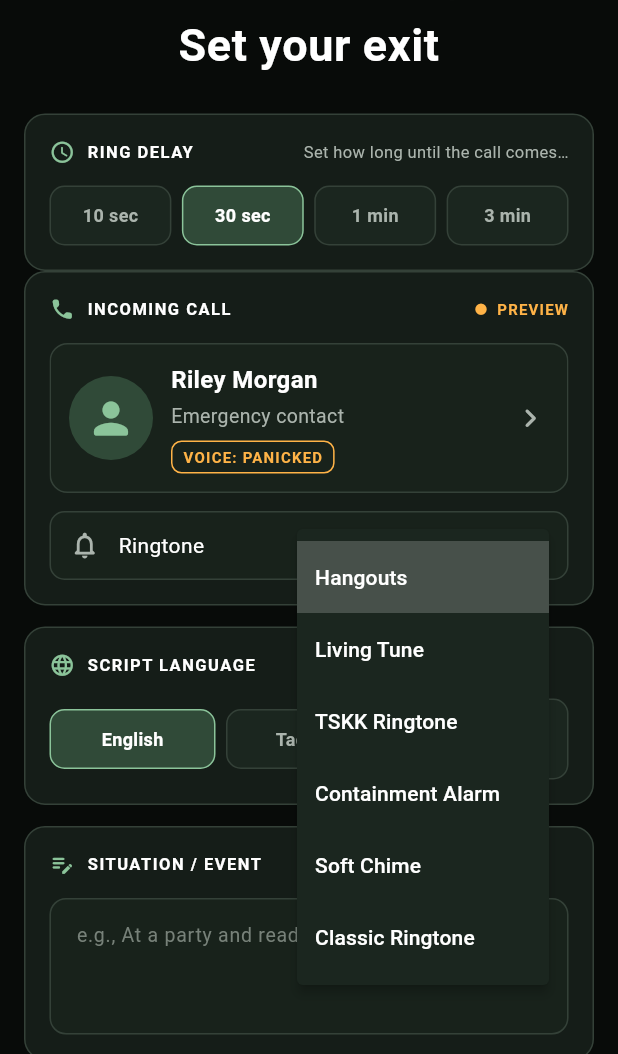
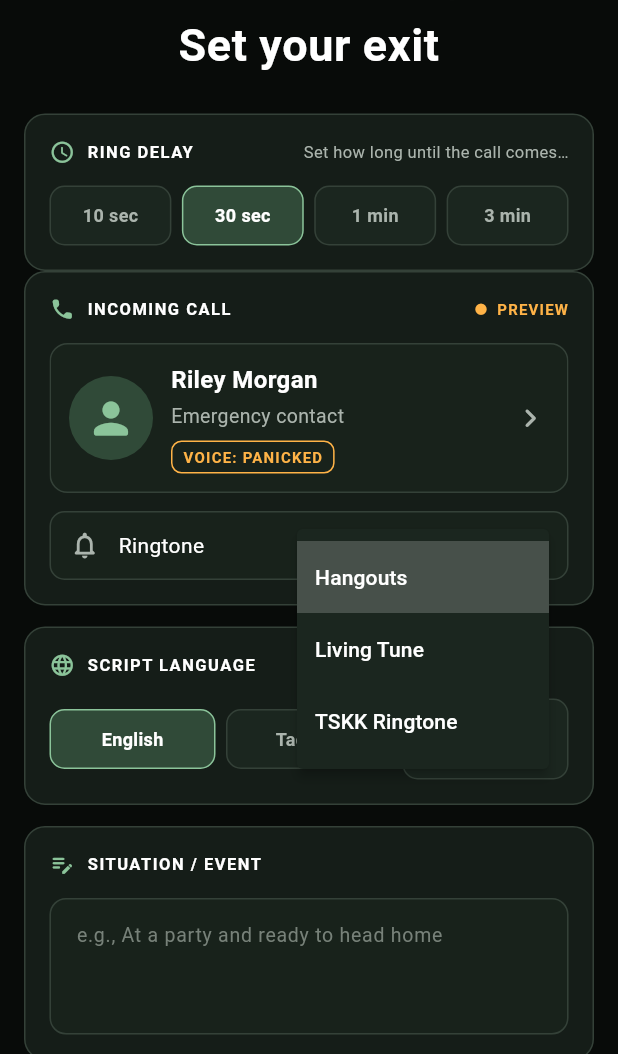
Before and after one commit to donaldycottonacao/GhostBuster, a Flutter app: the screen it shows after launch, after a tap on "Hangouts", on a phone screen of 412 x 824 dp, the part 182-1236 px from its top. Run offline on Flutter 3.47's test engine with Material 3 defaults, Android fonts, the phone set to English and light mode, and no system bars; our stand-ins replace audioplayers; Roboto replaces fonts that are missing (Bell MT).

Commit message:
Deleting ringtone that can't be use

```diff
--- a/frontend-client/lib/models/call_state.dart
+++ b/frontend-client/lib/models/call_state.dart
@@ -67,9 +67,6 @@ class RingtoneOption {
     'hangouts': 'assets/audio/hangouts_call.mp3',
     'living': 'assets/audio/living_tune.mp3',
     'tskk': 'assets/audio/tskk_ringtone.mp3',
-    'containment': 'assets/audio/ringtone_ios.mp3',
-    'classic': 'assets/audio/ringtone_android.mp3',
-    'soft': 'assets/audio/ringtone_soft.mp3',
   };
 
   /// Asset path for [id], falling back to the default ringtone.
--- a/frontend-client/lib/screens/stealth_trigger.dart
+++ b/frontend-client/lib/screens/stealth_trigger.dart
@@ -530,35 +530,13 @@ class _StealthTriggerScreenState extends State<StealthTriggerScreen> {
                                         value: 'tskk',
                                         child: Text('TSKK Ringtone'),
                                       ),
-                                      PopupMenuItem(
-                                        value: 'containment',
-                                        child: Text(
-                                          l10n?.setupRingtoneContainment ??
-                                              'Containment Alarm',
-                                        ),
-                                      ),
-                                      PopupMenuItem(
-                                        value: 'soft',
-                                        child: Text(
-                                          l10n?.setupRingtoneSoft ??
-                                              'Soft Chime',
-                                        ),
-                                      ),
-                                      PopupMenuItem(
-                                        value: 'classic',
-                                        child: Text(
-                                          l10n?.setupRingtoneClassic ??
-                                              'Classic Ringtone',
-                                        ),
-                                      ),
                                     ],
                                     child: Row(
                                       mainAxisAlignment: MainAxisAlignment.end,
                                       children: [
                                         Flexible(
                                           child: Text(
-                                            ringtoneLabel(
-                                                l10n, _selectedRingtone),
+                                            ringtoneLabel(_selectedRingtone),
                                             overflow: TextOverflow.ellipsis,
                                             textAlign: TextAlign.end,
                                             style: const TextStyle(
@@ -820,14 +798,9 @@ class _StealthTriggerScreenState extends State<StealthTriggerScreen> {
     );
   }
 
-  String ringtoneLabel(AppLocalizations? l10n, String ringtone) =>
-      switch (ringtone) {
-        'hangouts' => 'Hangouts',
+  String ringtoneLabel(String ringtone) => switch (ringtone) {
         'living' => 'Living Tune',
         'tskk' => 'TSKK Ringtone',
-        'soft' => l10n?.setupRingtoneSoft ?? 'Soft Chime',
-        'classic' => l10n?.setupRingtoneClassic ?? 'Classic Ringtone',
-        'containment' => l10n?.setupRingtoneContainment ?? 'Containment Alarm',
         _ => 'Hangouts',
       };
 
```
Also changed, not shown: 3 other files.
